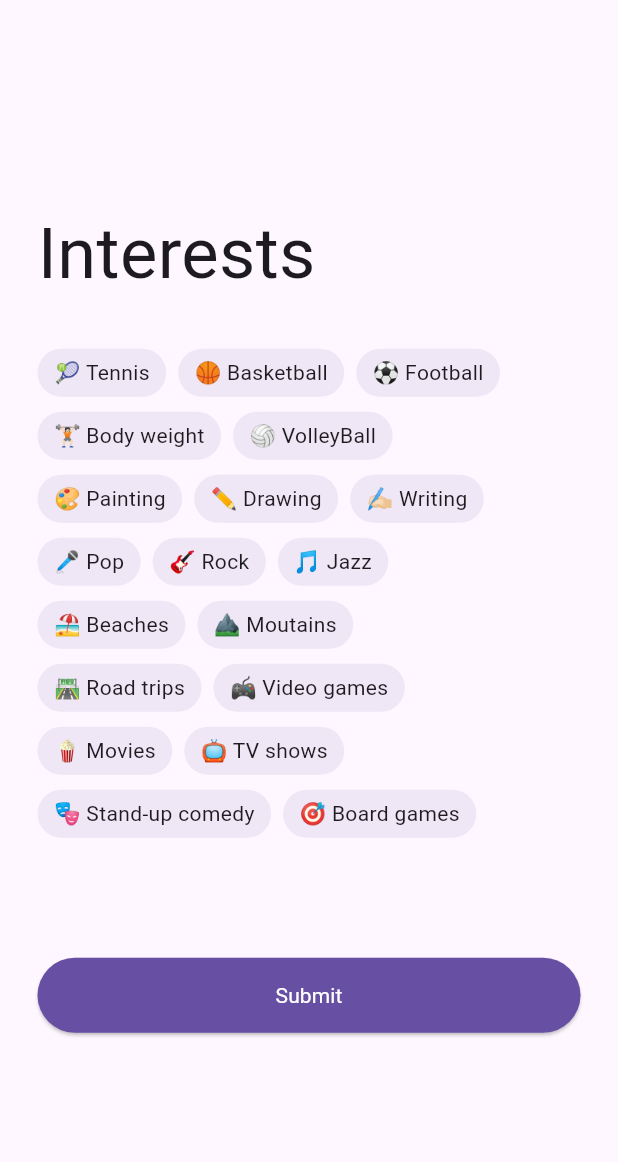
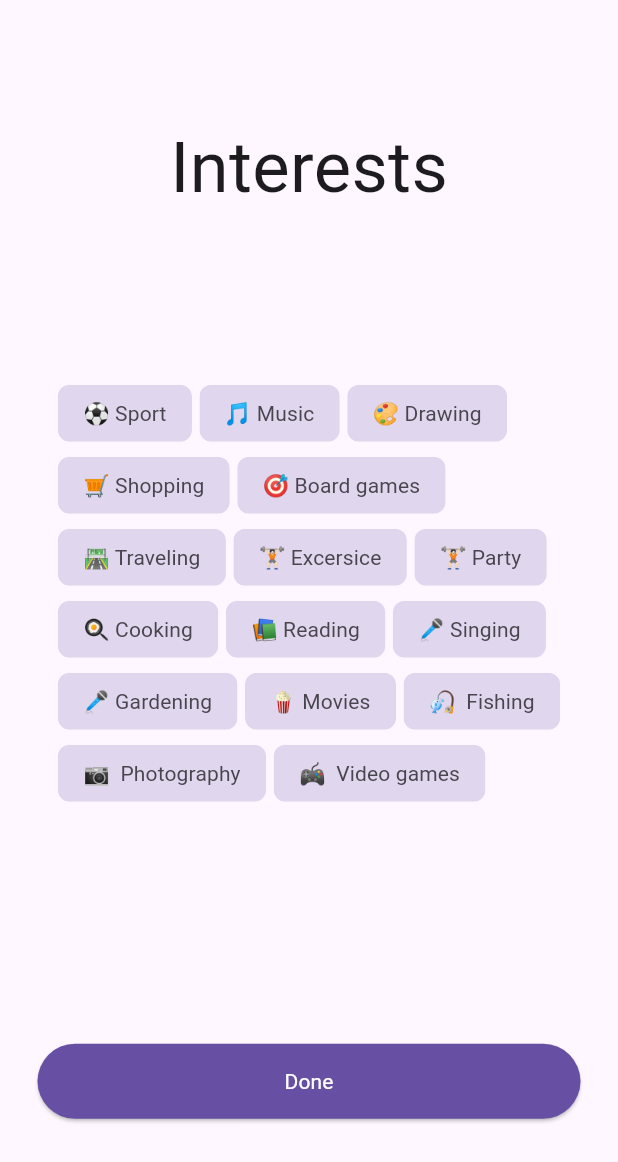
Before and after one commit to Nattapat-is-my-name/TungTee, a Flutter app: the PersonaPage screen opened directly, on a phone screen of 412 x 824 dp. Shown: the top 1162 px of the screen. Run offline on Flutter 3.47's test engine with Material 2 defaults, Android fonts, the phone set to English and light mode, and no system bars; our stand-ins replace cloud_firestore, firebase_auth, firebase_core, google_sign_in; accounts and stored records are empty.

Commit message:
optimise about persona page

```diff
--- a/lib/Pages/persona.dart
+++ b/lib/Pages/persona.dart
@@ -1,8 +1,8 @@
 import 'package:flutter/material.dart';
-import 'package:provider/provider.dart';
 import 'package:tungtee/Constants/colors.dart';
-import 'package:tungtee/Models/persona_model.dart';
-import 'package:tungtee/Provider/persona_provider.dart';
+import 'package:tungtee/Pages/home.dart';
+import 'package:tungtee/Pages/welcome.dart';
+import 'package:tungtee/Widgets/interest.dart';
 
 class PersonaPage extends StatelessWidget {
   const PersonaPage({super.key});
@@ -14,14 +14,14 @@ class PersonaPage extends StatelessWidget {
         child: Container(
           margin: const EdgeInsets.all(25),
           child: Column(
-            crossAxisAlignment: CrossAxisAlignment.start,
-            mainAxisAlignment: MainAxisAlignment.center,
+            crossAxisAlignment: CrossAxisAlignment.center,
+            mainAxisAlignment: MainAxisAlignment.spaceAround,
             children: const [
               Text(
                 "Interests",
                 style: TextStyle(fontSize: 47, fontWeight: FontWeight.w500),
               ),
-              Myform(),
+              MyList(),
               MyButton()
             ],
           ),
@@ -31,142 +31,35 @@ class PersonaPage extends StatelessWidget {
   }
 }
 
-class Myform extends StatefulWidget {
-  const Myform({super.key});
+class MyList extends StatefulWidget {
+  const MyList({super.key});
 
   @override
-  State<Myform> createState() => _MyformState();
+  State<MyList> createState() => _MyListState();
 }
 
-class _MyformState extends State<Myform> {
+class _MyListState extends State<MyList> {
   @override
   Widget build(BuildContext context) {
-    return Column(
-      children: [
-        Container(
-            margin: const EdgeInsets.fromLTRB(0, 30, 0, 30),
-            child: Column(
-              children: [
-                Row(
-                  children: const [
-                    Interest(title: "🎾 Tennis"),
-                    Interest(title: "🏀 Basketball"),
-                    Interest(title: "⚽️ Football")
-                  ],
-                ),
-                const SizedBox(
-                  height: 10,
-                ),
-                Row(
-                  children: const [
-                    Interest(title: "🏋🏻 Body weight"),
-                    Interest(title: "🏐 VolleyBall"),
-                  ],
-                ),
-                const SizedBox(
-                  height: 10,
-                ),
-                Row(
-                  children: const [
-                    Interest(title: "🎨 Painting"),
-                    Interest(title: "✏️ Drawing"),
-                    Interest(title: "✍🏻 Writing")
-                  ],
-                ),
-                const SizedBox(
-                  height: 10,
-                ),
-                Row(
-                  children: const [
-                    Interest(title: "🎤 Pop"),
-                    Interest(title: "🎸 Rock"),
-                    Interest(title: "🎵 Jazz"),
-                  ],
-                ),
-                const SizedBox(
-                  height: 10,
-                ),
-                Row(
-                  children: const [
-                    Interest(title: "🏖️ Beaches"),
-                    Interest(title: "⛰️ Moutains"),
-                  ],
-                ),
-                const SizedBox(
-                  height: 10,
-                ),
-                Row(
-                  children: const [
-                    Interest(title: "🛣️ Road trips"),
-                    Interest(title: "🎮 Video games"),
-                  ],
-                ),
-                const SizedBox(
-                  height: 10,
-                ),
-                Row(
-                  children: const [
-                    Interest(title: "🍿 Movies"),
-                    Interest(title: "📺 TV shows"),
-                  ],
-                ),
-                const SizedBox(
-                  height: 10,
-                ),
-                Row(
-                  children: const [
-                    Interest(title: "🎭 Stand-up comedy"),
-                    Interest(title: "🎯 Board games"),
-                  ],
-                ),
-              ],
-            ))
-      ],
-    );
-  }
-}
-
-class Interest extends StatefulWidget {
-  const Interest({Key? key, required this.title}) : super(key: key);
-  final String title;
-  @override
-  State<Interest> createState() => _InterestState();
-}
-
-class _InterestState extends State<Interest> {
-  //state
-  bool _selected = false;
-  @override
-  Widget build(BuildContext context) {
-    return Row(
-      children: [
-        GestureDetector(
-          onTap: () {
-            setState(() {
-              _selected = !_selected;
-            });
-            PersonaModel result = PersonaModel(title: widget.title);
-
-            var provider = Provider.of<PersonaProvider>(context, listen: false);
-            if (_selected) {
-              provider.addPersona(result);
-            } else {
-              provider.deletePersona(result.title);
-            }
-          },
-          child: Container(
-            decoration: BoxDecoration(
-                borderRadius: BorderRadius.circular(20),
-                color: const Color.fromRGBO(103, 80, 164, 0.1),
-                border: Border.all(
-                    color: _selected
-                        ? const Color.fromRGBO(103, 80, 164, 1)
-                        : Colors.transparent)),
-            padding: const EdgeInsets.fromLTRB(10, 5, 10, 5),
-            margin: const EdgeInsets.fromLTRB(0, 0, 8, 0),
-            child: Text(widget.title),
-          ),
-        )
+    return Wrap(
+      spacing: 5,
+      children: const [
+        Interest(title: "⚽️ Sport"),
+        Interest(title: "🎵 Music"),
+        Interest(title: "🎨 Drawing"),
+        Interest(title: "🛒 Shopping"),
+        Interest(title: "🎯 Board games"),
+        Interest(title: "🛣️ Traveling"),
+        Interest(title: "🏋🏻 Excersice"),
+        Interest(title: "🏋🏻 Party"),
+        Interest(title: "🍳 Cooking"),
+        Interest(title: "📚 Reading"),
+        Interest(title: "🎤 Singing"),
+        Interest(title: "🎤 Gardening"),
+        Interest(title: "🍿 Movies"),
+        Interest(title: "🎣  Fishing"),
+        Interest(title: "📷  Photography"),
+        Interest(title: "🎮  Video games"),
       ],
     );
   }
@@ -181,9 +74,8 @@ class MyButton extends StatelessWidget {
       padding: const EdgeInsets.fromLTRB(0, 50, 0, 0),
       child: ElevatedButton(
         onPressed: () {
-          ScaffoldMessenger.of(context).showSnackBar(
-            const SnackBar(content: Text('Processing Data')),
-          );
+          Navigator.pushReplacement(context,
+              MaterialPageRoute(builder: (context) => const HomePage()));
         },
         style: ElevatedButton.styleFrom(
             backgroundColor: primaryColor.shade900,
@@ -191,7 +83,7 @@ class MyButton extends StatelessWidget {
             shape: RoundedRectangleBorder(
                 borderRadius: BorderRadius.circular(50))),
         child: const Text(
-          'Submit',
+          'Done',
           style: TextStyle(color: Colors.white),
         ),
       ),
--- a/lib/Provider/persona_provider.dart
+++ b/lib/Provider/persona_provider.dart
@@ -1,21 +1,16 @@
 import 'package:flutter/material.dart';
-import 'package:tungtee/Models/persona_model.dart';
 
 class PersonaProvider with ChangeNotifier {
-  List<PersonaModel> persona = [
-    PersonaModel(title: "🏈 Soccer"),
-    PersonaModel(title: "🏀 Basketball"),
-    PersonaModel(title: "⚽️ Football"),
-  ];
-  List<PersonaModel> getPersona() {
+  List<String> persona = [];
+  List<String> getPersona() {
     return persona;
   }
 
-  void addPersona(PersonaModel persona) {
+  void addPersona(String persona) {
     this.persona.add(persona);
   }
 
   void deletePersona(String text) {
-    persona.removeWhere((element) => element.title == text);
+    persona.removeWhere((element) => element == text);
   }
 }
--- /dev/null
+++ b/lib/Widgets/interest.dart
@@ -0,0 +1,38 @@
+import 'package:flutter/material.dart';
+import 'package:provider/provider.dart';
+import 'package:tungtee/Constants/colors.dart';
+
+import '../Provider/persona_provider.dart';
+
+class Interest extends StatefulWidget {
+  const Interest({Key? key, required this.title}) : super(key: key);
+  final String title;
+  @override
+  State<Interest> createState() => _InterestState();
+}
+
+class _InterestState extends State<Interest> {
+  bool _selected = false;
+  @override
+  Widget build(BuildContext context) {
+    return GestureDetector(
+      onTap: () {
+        setState(() {
+          _selected = !_selected;
+        });
+        var provider = Provider.of<PersonaProvider>(context, listen: false);
+        if (_selected) {
+          provider.addPersona(widget.title);
+        } else {
+          provider.deletePersona(widget.title);
+        }
+      },
+      child: Chip(
+          backgroundColor: primaryColor.shade100,
+          side: BorderSide(
+            color: (_selected) ? primaryColor.shade900 : Colors.transparent,
+          ),
+          label: Text(widget.title)),
+    );
+  }
+}
--- a/lib/main.dart
+++ b/lib/main.dart
@@ -1,12 +1,8 @@
 import 'package:firebase_core/firebase_core.dart';
 import 'package:flutter/material.dart';
 import 'package:provider/provider.dart';
-import 'package:tungtee/Pages/auth_control.dart';
-import 'package:tungtee/Pages/home.dart';
-import 'package:tungtee/Pages/login.dart';
 import 'package:tungtee/Pages/persona.dart';
 import 'package:tungtee/Pages/welcome.dart';
-import 'package:tungtee/navigation/tabbar.dart';
 import 'package:tungtee/Provider/persona_provider.dart';
 import 'firebase_options.dart';
 
--- a/lib/models/persona_model.dart
+++ /dev/null
@@ -1,5 +0,0 @@
-class PersonaModel {
-  String title;
-
-  PersonaModel({required this.title});
-}
```
